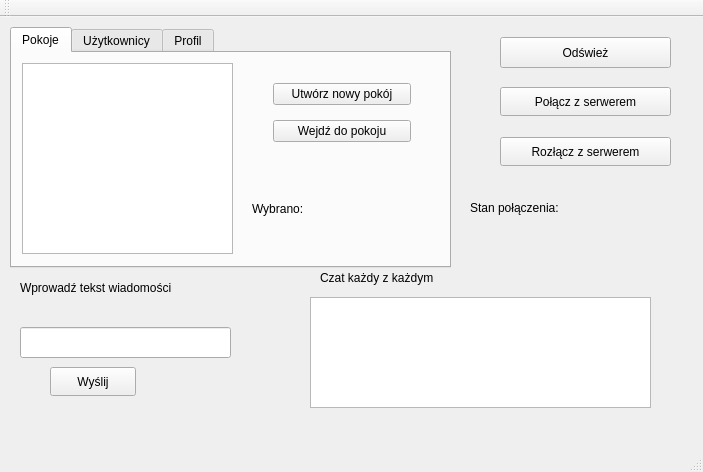
Before: the Qt Designer form SK_irc/mainwindow.ui in oliwiam96/IRC-chat, drawn with Qt 5.
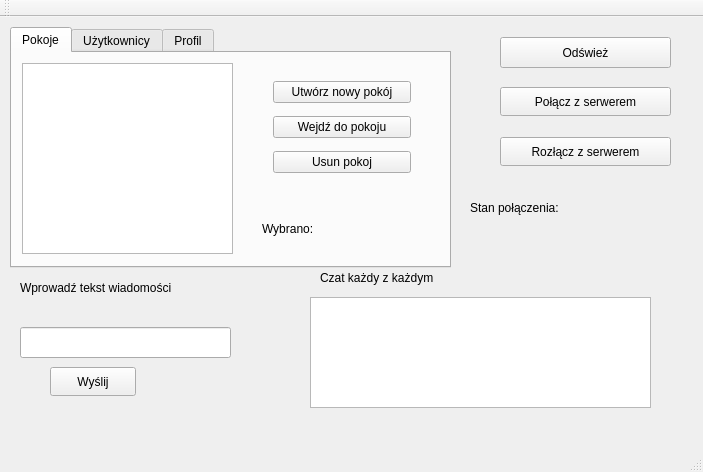
After: the same form once the commit is applied.

Commit message: Add remove room button to client

Diff of the .ui file:
```diff
--- a/SK_irc/mainwindow.ui
+++ b/SK_irc/mainwindow.ui
@@ -36,7 +36,7 @@
         <x>250</x>
         <y>10</y>
         <width>160</width>
-        <height>101</height>
+        <height>131</height>
        </rect>
       </property>
       <layout class="QVBoxLayout" name="verticalLayout">
@@ -54,6 +54,13 @@
          </property>
         </widget>
        </item>
+       <item>
+        <widget class="QPushButton" name="pushButton_3">
+         <property name="text">
+          <string>Usun pokoj</string>
+         </property>
+        </widget>
+       </item>
       </layout>
       <zorder>buttonEnterRoom</zorder>
       <zorder>buttonNewRoom</zorder>
@@ -71,8 +78,8 @@
      <widget class="QLabel" name="label_3">
       <property name="geometry">
        <rect>
-        <x>240</x>
-        <y>140</y>
+        <x>250</x>
+        <y>160</y>
         <width>171</width>
         <height>31</height>
        </rect>
```
Left out of the diff: 1 changed line with no effect on the pictures. The commit also changes 19 other files.
